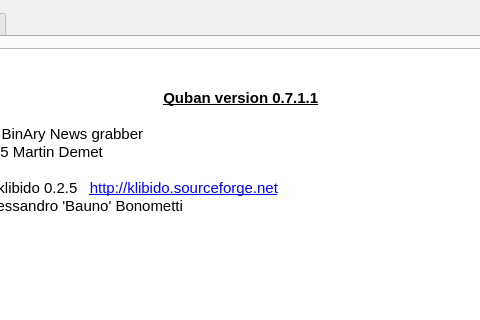
Qt form about.ui (quban2/quban) before a commit; both pictures show x 124 to 604 and y 0 to 320 of the 717 by 504 pixel window.
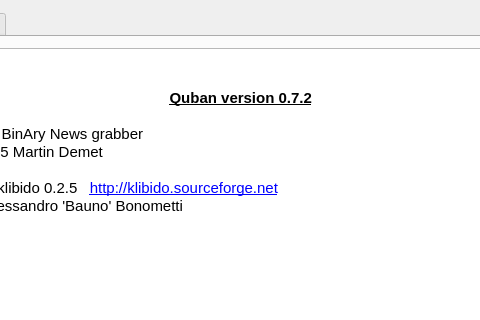
The same form after that commit. Icons and pictures are not drawn.

```diff
--- a/about.ui
+++ b/about.ui
@@ -33,7 +33,7 @@
 &lt;/style&gt;&lt;/head&gt;&lt;body style=&quot; font-family:'Ubuntu'; font-size:11pt; font-weight:400; font-style:normal;&quot;&gt;
 &lt;p style=&quot;-qt-paragraph-type:empty; margin-top:0px; margin-bottom:0px; margin-left:0px; margin-right:0px; -qt-block-indent:0; text-indent:0px; font-family:'Cantarell';&quot;&gt;&lt;br /&gt;&lt;/p&gt;
 &lt;p style=&quot; margin-top:0px; margin-bottom:0px; margin-left:0px; margin-right:0px; -qt-block-indent:0; text-indent:0px;&quot;&gt;&lt;span style=&quot; font-family:'Cantarell';&quot;&gt;      &lt;/span&gt;&lt;img src=&quot;:/quban/images/gplv3-127x51.png&quot; /&gt;&lt;/p&gt;
-&lt;p align=&quot;center&quot; style=&quot; margin-top:0px; margin-bottom:0px; margin-left:0px; margin-right:0px; -qt-block-indent:0; text-indent:0px;&quot;&gt;&lt;span style=&quot; font-family:'Cantarell';&quot;&gt;   &lt;/span&gt;&lt;span style=&quot; font-family:'Cantarell'; font-weight:600; text-decoration: underline;&quot;&gt;Quban version 0.7.1.1&lt;/span&gt;&lt;/p&gt;
+&lt;p align=&quot;center&quot; style=&quot; margin-top:0px; margin-bottom:0px; margin-left:0px; margin-right:0px; -qt-block-indent:0; text-indent:0px;&quot;&gt;&lt;span style=&quot; font-family:'Cantarell';&quot;&gt;   &lt;/span&gt;&lt;span style=&quot; font-family:'Cantarell'; font-weight:600; text-decoration: underline;&quot;&gt;Quban version 0.7.2&lt;/span&gt;&lt;/p&gt;
 &lt;p align=&quot;center&quot; style=&quot;-qt-paragraph-type:empty; margin-top:0px; margin-bottom:0px; margin-left:0px; margin-right:0px; -qt-block-indent:0; text-indent:0px; font-family:'Cantarell'; font-weight:600; text-decoration: underline;&quot;&gt;&lt;br /&gt;&lt;/p&gt;
 &lt;p style=&quot; margin-top:0px; margin-bottom:0px; margin-left:0px; margin-right:0px; -qt-block-indent:0; text-indent:0px;&quot;&gt;&lt;span style=&quot; font-family:'Cantarell';&quot;&gt;   A Qt Usenet BinAry News grabber&lt;/span&gt;&lt;/p&gt;
 &lt;p style=&quot; margin-top:0px; margin-bottom:0px; margin-left:0px; margin-right:0px; -qt-block-indent:0; text-indent:0px;&quot;&gt;&lt;span style=&quot; font-family:'Cantarell';&quot;&gt;  (C) 2011-2015 Martin Demet&lt;/span&gt;&lt;/p&gt;
```
